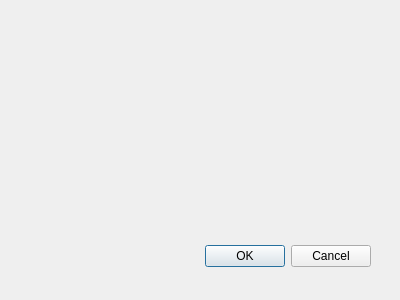
Qt form TP_ASR/dialogclient.ui (RBFUZ/TP_STL) before a commit.
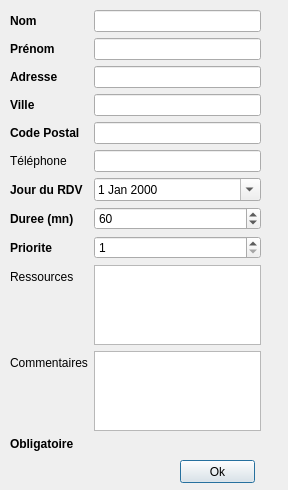
The same form after that commit.

Commit message: New patient form (90% finished)

The edit to the form file:
```diff
--- a/TP_ASR/dialogclient.ui
+++ b/TP_ASR/dialogclient.ui
@@ -6,27 +6,242 @@
    <rect>
     <x>0</x>
     <y>0</y>
-    <width>400</width>
-    <height>300</height>
+    <width>288</width>
+    <height>490</height>
    </rect>
   </property>
   <property name="windowTitle">
    <string>Ajout d'un client</string>
   </property>
-  <widget class="QDialogButtonBox" name="buttonBox">
+  <widget class="QWidget" name="formLayoutWidget">
    <property name="geometry">
     <rect>
-     <x>30</x>
-     <y>240</y>
-     <width>341</width>
-     <height>32</height>
+     <x>10</x>
+     <y>10</y>
+     <width>251</width>
+     <height>441</height>
     </rect>
    </property>
-   <property name="orientation">
-    <enum>Qt::Horizontal</enum>
+   <layout class="QFormLayout" name="formLayoutClient">
+    <item row="0" column="0">
+     <widget class="QLabel" name="lblNom">
+      <property name="font">
+       <font>
+        <weight>75</weight>
+        <bold>true</bold>
+       </font>
+      </property>
+      <property name="text">
+       <string>Nom</string>
+      </property>
+     </widget>
+    </item>
+    <item row="0" column="1">
+     <widget class="QLineEdit" name="leNom"/>
+    </item>
+    <item row="1" column="0">
+     <widget class="QLabel" name="lblPrenom">
+      <property name="font">
+       <font>
+        <weight>75</weight>
+        <bold>true</bold>
+       </font>
+      </property>
+      <property name="text">
+       <string>Prénom</string>
+      </property>
+     </widget>
+    </item>
+    <item row="1" column="1">
+     <widget class="QLineEdit" name="lePrenom"/>
+    </item>
+    <item row="2" column="0">
+     <widget class="QLabel" name="lblAdresse">
+      <property name="font">
+       <font>
+        <weight>75</weight>
+        <bold>true</bold>
+       </font>
+      </property>
+      <property name="text">
+       <string>Adresse</string>
+      </property>
+     </widget>
+    </item>
+    <item row="2" column="1">
+     <widget class="QLineEdit" name="leAdresse"/>
+    </item>
+    <item row="3" column="0">
+     <widget class="QLabel" name="lblVille">
+      <property name="font">
+       <font>
+        <weight>75</weight>
+        <bold>true</bold>
+       </font>
+      </property>
+      <property name="frameShape">
+       <enum>QFrame::NoFrame</enum>
+      </property>
+      <property name="text">
+       <string>Ville</string>
+      </property>
+     </widget>
+    </item>
+    <item row="3" column="1">
+     <widget class="QLineEdit" name="leVille"/>
+    </item>
+    <item row="4" column="0">
+     <widget class="QLabel" name="lblCp">
+      <property name="font">
+       <font>
+        <weight>75</weight>
+        <bold>true</bold>
+       </font>
+      </property>
+      <property name="text">
+       <string>Code Postal</string>
+      </property>
+     </widget>
+    </item>
+    <item row="4" column="1">
+     <widget class="QLineEdit" name="leCp">
+      <property name="inputMask">
+       <string>99999</string>
+      </property>
+      <property name="text">
+       <string/>
+      </property>
+     </widget>
+    </item>
+    <item row="5" column="0">
+     <widget class="QLabel" name="lblTel">
+      <property name="text">
+       <string>Téléphone</string>
+      </property>
+     </widget>
+    </item>
+    <item row="5" column="1">
+     <widget class="QLineEdit" name="leTel">
+      <property name="inputMask">
+       <string>9999999999</string>
+      </property>
+     </widget>
+    </item>
+    <item row="6" column="0">
+     <widget class="QLabel" name="lblJourRdv">
+      <property name="font">
+       <font>
+        <weight>75</weight>
+        <bold>true</bold>
+       </font>
+      </property>
+      <property name="text">
+       <string>Jour du RDV</string>
+      </property>
+     </widget>
+    </item>
+    <item row="6" column="1">
+     <widget class="QDateEdit" name="deJourRdv">
+      <property name="calendarPopup">
+       <bool>true</bool>
+      </property>
+     </widget>
+    </item>
+    <item row="7" column="0">
+     <widget class="QLabel" name="lblDuree">
+      <property name="font">
+       <font>
+        <weight>75</weight>
+        <bold>true</bold>
+       </font>
+      </property>
+      <property name="text">
+       <string>Duree (mn)</string>
+      </property>
+     </widget>
+    </item>
+    <item row="7" column="1">
+     <widget class="QSpinBox" name="sbDuree">
+      <property name="maximum">
+       <number>1000</number>
+      </property>
+      <property name="value">
+       <number>60</number>
+      </property>
+     </widget>
+    </item>
+    <item row="8" column="0">
+     <widget class="QLabel" name="lblPriorite">
+      <property name="font">
+       <font>
+        <weight>75</weight>
+        <bold>true</bold>
+       </font>
+      </property>
+      <property name="text">
+       <string>Priorite</string>
+      </property>
+     </widget>
+    </item>
+    <item row="8" column="1">
+     <widget class="QSpinBox" name="sbPriorite">
+      <property name="minimum">
+       <number>1</number>
+      </property>
+      <property name="maximum">
+       <number>5</number>
+      </property>
+      <property name="value">
+       <number>1</number>
+      </property>
+     </widget>
+    </item>
+    <item row="9" column="0">
+     <widget class="QLabel" name="lblRessources">
+      <property name="text">
+       <string>Ressources</string>
+      </property>
+     </widget>
+    </item>
+    <item row="9" column="1">
+     <widget class="QListWidget" name="lwRessources"/>
+    </item>
+    <item row="10" column="0">
+     <widget class="QLabel" name="lblCommentaires">
+      <property name="text">
+       <string>Commentaires</string>
+      </property>
+     </widget>
+    </item>
+    <item row="10" column="1">
+     <widget class="QTextEdit" name="teCommentaires"/>
+    </item>
+    <item row="11" column="0" colspan="2">
+     <widget class="QLabel" name="lblObligatoire">
+      <property name="font">
+       <font>
+        <weight>75</weight>
+        <bold>true</bold>
+       </font>
+      </property>
+      <property name="text">
+       <string>Obligatoire</string>
+      </property>
+     </widget>
+    </item>
+   </layout>
+  </widget>
+  <widget class="QPushButton" name="btnOk">
+   <property name="geometry">
+    <rect>
+     <x>180</x>
+     <y>460</y>
+     <width>75</width>
+     <height>23</height>
+    </rect>
    </property>
-   <property name="standardButtons">
-    <set>QDialogButtonBox::Cancel|QDialogButtonBox::Ok</set>
+   <property name="text">
+    <string>Ok</string>
    </property>
   </widget>
  </widget>
```
Left out of the diff: 35 changed lines with no effect on the pictures. The commit also changes 39 other files.
